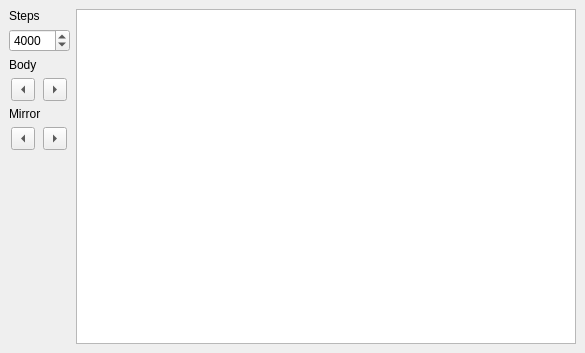
This is solar_drive.ui in badders/solar_drive as Qt 5 draws it before an edit. The edited form follows.
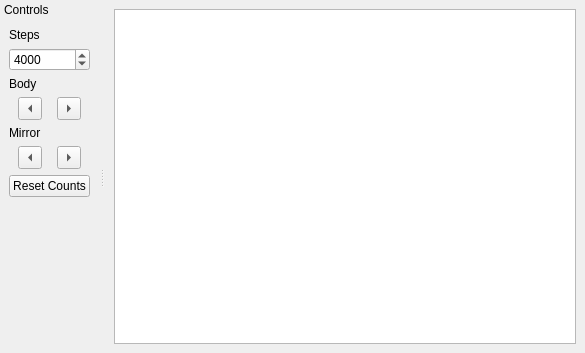
This is the edited form. Icons and pictures are not drawn.

Commit message: Make serial protocol compact Much better code orginisation

The edit to the form file:
```diff
--- a/solar_drive.ui
+++ b/solar_drive.ui
@@ -16,15 +16,42 @@
   <widget class="QWidget" name="centralwidget">
    <layout class="QHBoxLayout" name="horizontalLayout_2">
     <item>
-     <layout class="QHBoxLayout" name="horizontalLayout" stretch="0">
-      <item>
-       <layout class="QVBoxLayout" name="verticalLayout">
-        <property name="sizeConstraint">
-         <enum>QLayout::SetMinimumSize</enum>
-        </property>
-        <property name="bottomMargin">
-         <number>0</number>
-        </property>
+     <widget class="QTextBrowser" name="textBrowser">
+      <property name="documentTitle">
+       <string/>
+      </property>
+      <property name="html">
+       <string>&lt;!DOCTYPE HTML PUBLIC &quot;-//W3C//DTD HTML 4.0//EN&quot; &quot;http://www.w3.org/TR/REC-html40/strict.dtd&quot;&gt;
+&lt;html&gt;&lt;head&gt;&lt;meta name=&quot;qrichtext&quot; content=&quot;1&quot; /&gt;&lt;style type=&quot;text/css&quot;&gt;
+p, li { white-space: pre-wrap; }
+&lt;/style&gt;&lt;/head&gt;&lt;body style=&quot; font-family:'Lucida Grande'; font-size:13pt; font-weight:400; font-style:normal;&quot;&gt;
+&lt;p style=&quot;-qt-paragraph-type:empty; margin-top:0px; margin-bottom:0px; margin-left:0px; margin-right:0px; -qt-block-indent:0; text-indent:0px;&quot;&gt;&lt;br /&gt;&lt;/p&gt;&lt;/body&gt;&lt;/html&gt;</string>
+      </property>
+      <property name="acceptRichText">
+       <bool>false</bool>
+      </property>
+      <property name="openLinks">
+       <bool>false</bool>
+      </property>
+     </widget>
+    </item>
+   </layout>
+  </widget>
+  <widget class="QDockWidget" name="dockWidget">
+   <property name="features">
+    <set>QDockWidget::NoDockWidgetFeatures</set>
+   </property>
+   <property name="allowedAreas">
+    <set>Qt::LeftDockWidgetArea</set>
+   </property>
+   <property name="windowTitle">
+    <string>Controls</string>
+   </property>
+   <attribute name="dockWidgetArea">
+    <number>1</number>
+   </attribute>
+   <widget class="QWidget" name="dockWidgetContents">
+    <layout class="QVBoxLayout" name="verticalLayout_2">
         <item>
          <widget class="QLabel" name="label_3">
           <property name="text">
@@ -121,6 +148,13 @@
           </item>
          </layout>
         </item>
+     <item>
+      <widget class="QPushButton" name="resetButton">
+       <property name="text">
+        <string>Reset Counts</string>
+       </property>
+      </widget>
+     </item>
         <item>
          <spacer name="verticalSpacer">
           <property name="orientation">
@@ -135,13 +169,7 @@
          </spacer>
         </item>
        </layout>
-      </item>
-     </layout>
-    </item>
-    <item>
-     <widget class="QTextBrowser" name="textBrowser"/>
-    </item>
-   </layout>
+   </widget>
   </widget>
  </widget>
  <resources/>
```
Lines whose indentation alone changed are shown as unchanged. The commit also changes 2 other files.
